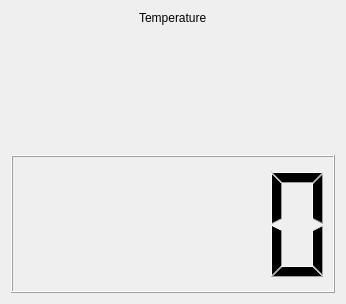
Above: DesktopApp/DesktopApp/tempwindow.ui from KatDro/BMS before the change. Below: the same form after it.
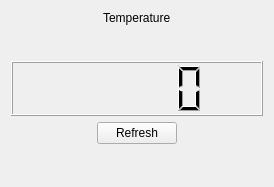
That is the form after the change.

```diff
--- a/DesktopApp/DesktopApp/tempwindow.ui
+++ b/DesktopApp/DesktopApp/tempwindow.ui
@@ -6,24 +6,77 @@
    <rect>
     <x>0</x>
     <y>0</y>
-    <width>346</width>
-    <height>304</height>
+    <width>274</width>
+    <height>187</height>
    </rect>
   </property>
+  <property name="sizePolicy">
+   <sizepolicy hsizetype="Fixed" vsizetype="Fixed">
+    <horstretch>0</horstretch>
+    <verstretch>0</verstretch>
+   </sizepolicy>
+  </property>
   <property name="windowTitle">
    <string>tempWindow</string>
   </property>
   <layout class="QVBoxLayout" name="verticalLayout">
-   <item alignment="Qt::AlignHCenter|Qt::AlignTop">
+   <item alignment="Qt::AlignHCenter">
     <widget class="QLabel" name="label">
+     <property name="sizePolicy">
+      <sizepolicy hsizetype="Fixed" vsizetype="Fixed">
+       <horstretch>0</horstretch>
+       <verstretch>0</verstretch>
+      </sizepolicy>
+     </property>
      <property name="text">
       <string>Temperature</string>
      </property>
     </widget>
    </item>
+   <item>
+    <spacer name="verticalSpacer">
+     <property name="orientation">
+      <enum>Qt::Vertical</enum>
+     </property>
+     <property name="sizeType">
+      <enum>QSizePolicy::Fixed</enum>
+     </property>
+     <property name="sizeHint" stdset="0">
+      <size>
+       <width>20</width>
+       <height>30</height>
+      </size>
+     </property>
+    </spacer>
+   </item>
    <item>
     <widget class="QLCDNumber" name="TempLCD"/>
    </item>
+   <item alignment="Qt::AlignHCenter|Qt::AlignTop">
+    <widget class="QPushButton" name="refreshButton">
+     <property name="sizePolicy">
+      <sizepolicy hsizetype="Minimum" vsizetype="Minimum">
+       <horstretch>0</horstretch>
+       <verstretch>0</verstretch>
+      </sizepolicy>
+     </property>
+     <property name="minimumSize">
+      <size>
+       <width>0</width>
+       <height>0</height>
+      </size>
+     </property>
+     <property name="maximumSize">
+      <size>
+       <width>100</width>
+       <height>29</height>
+      </size>
+     </property>
+     <property name="text">
+      <string>Refresh</string>
+     </property>
+    </widget>
+   </item>
   </layout>
  </widget>
  <layoutdefault spacing="6" margin="11"/>
```
